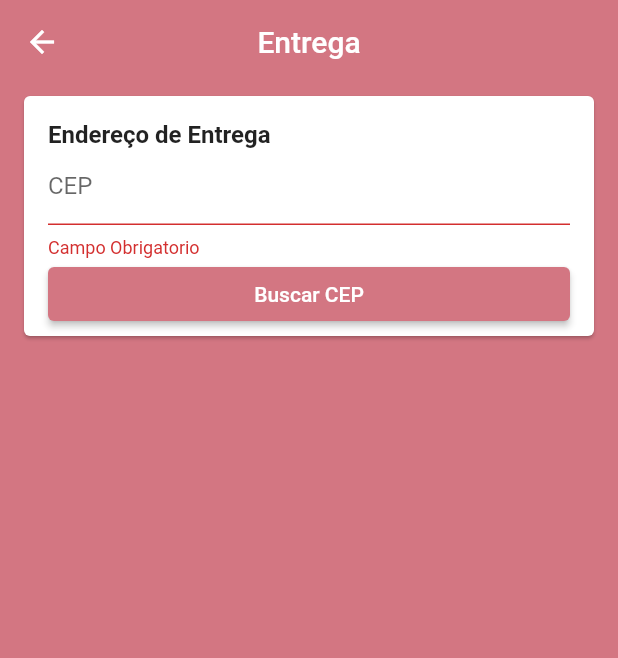
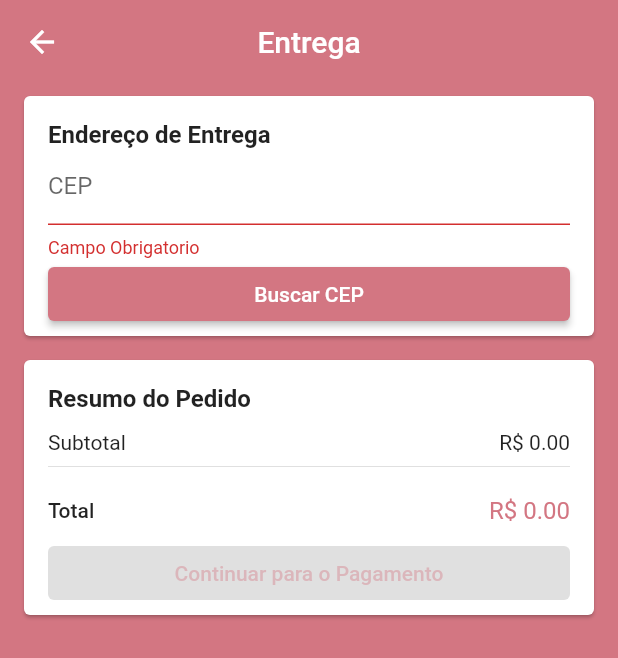
Before and after one commit to GuilhermePereira9/virtual_store, a Flutter app: the AddressScreen screen opened by its route, after a tap on "Buscar CEP", on a phone screen of 412 x 824 dp. Shown: the top 658 px of the screen. Run offline on Flutter 3.47's test engine with Material 2 defaults, Android fonts, the phone set to English and light mode, and no system bars; our stand-ins replace brasil_fields, carousel_pro, cloud_firestore, dio, firebase_auth, firebase_storage and 4 more; missing offline and left inert: alphabet_list_scroll_view; accounts and stored records are empty.

Commit message:
Frete & Pagamento

```diff
--- a/lib/common/custom_icon_button.dart
+++ b/lib/common/custom_icon_button.dart
@@ -1,11 +1,12 @@
 import 'package:flutter/material.dart';
 
 class CustomIconButton extends StatelessWidget {
-  const CustomIconButton({this.iconData, this.color, this.onTap});
+  const CustomIconButton({this.iconData, this.color, this.onTap, this.size});
 
   final IconData iconData;
   final Color color;
   final VoidCallback onTap;
+  final double size;
 
   @override
   Widget build(BuildContext context) {
@@ -20,6 +21,7 @@ class CustomIconButton extends StatelessWidget {
             child: Icon(
               iconData,
               color: onTap != null ? color : Colors.grey[400],
+              size: size ?? 20,
             ),
           ),
         ),
--- a/lib/common/price_card.dart
+++ b/lib/common/price_card.dart
@@ -12,6 +12,8 @@ class PriceCard extends StatelessWidget {
   Widget build(BuildContext context) {
     final cartManager = context.watch<CartManager>();
     final productsPrice = cartManager.productsPrice;
+    final deliveryPrice = cartManager.deliveryPrice;
+    final totalPrice = cartManager.totalPrice;
 
     return Card(
       margin: const EdgeInsets.symmetric(horizontal: 16, vertical: 8),
@@ -39,6 +41,16 @@ class PriceCard extends StatelessWidget {
               ],
             ),
             const Divider(),
+            if (deliveryPrice != null) ...[
+              Row(
+                mainAxisAlignment: MainAxisAlignment.spaceBetween,
+                children: <Widget>[
+                  const Text('Entrega'),
+                  Text('R\$ ${deliveryPrice.toStringAsFixed(2)}')
+                ],
+              ),
+              const Divider(),
+            ],
             const SizedBox(
               height: 12,
             ),
@@ -50,7 +62,7 @@ class PriceCard extends StatelessWidget {
                   style: TextStyle(fontWeight: FontWeight.w500),
                 ),
                 Text(
-                  'R\$ ${productsPrice.toStringAsFixed(2)}',
+                  'R\$ ${totalPrice.toStringAsFixed(2)}',
                   style: TextStyle(
                       fontSize: 16, color: Theme.of(context).primaryColor),
                 )
--- a/lib/models/admin_users_manager.dart
+++ b/lib/models/admin_users_manager.dart
@@ -3,7 +3,7 @@ import 'package:flutter/cupertino.dart';
 import 'package:virtual_store/models/user.dart';
 import 'package:virtual_store/models/user_manager.dart';
 
-class AdminUserManager extends ChangeNotifier {
+class AdminUsersManager extends ChangeNotifier {
   final Firestore firestore = Firestore.instance;
 
   List<User> users = [];
--- a/lib/models/user.dart
+++ b/lib/models/user.dart
@@ -1,4 +1,5 @@
 import 'package:cloud_firestore/cloud_firestore.dart';
+import 'package:virtual_store/models/address.dart';
 
 class User {
   User({this.email, this.password, this.name, this.id});
@@ -7,6 +8,10 @@ class User {
     id = document.documentID;
     name = document.data['name'] as String;
     email = document.data['email'] as String;
+    if (document.data.containsKey('address')) {
+      address =
+          Address.fromMap(document.data['address'] as Map<String, dynamic>);
+    }
   }
 
   String id;
@@ -16,7 +21,9 @@ class User {
 
   String confirmPassword;
 
-  bool admin;
+  bool admin = false;
+
+  Address address;
 
   DocumentReference get firestoreRef =>
       Firestore.instance.document('users/$id');
@@ -31,6 +38,12 @@ class User {
     return {
       'name': name,
       'email': email,
+      if (address != null) 'address': address.toMap(),
     };
   }
+
+  void setAddress(Address address) {
+    this.address = address;
+    saveData();
+  }
 }
--- a/lib/screens/address/address_screen.dart
+++ b/lib/screens/address/address_screen.dart
@@ -1,4 +1,7 @@
 import 'package:flutter/material.dart';
+import 'package:provider/provider.dart';
+import 'package:virtual_store/common/price_card.dart';
+import 'package:virtual_store/models/cart_manager.dart';
 import 'package:virtual_store/screens/address/components/address_card.dart';
 
 class AddressScreen extends StatelessWidget {
@@ -12,6 +15,16 @@ class AddressScreen extends StatelessWidget {
       body: ListView(
         children: <Widget>[
           AddressCard(),
+          Consumer<CartManager>(builder: (_, cartManager, __) {
+            return PriceCard(
+              buttonText: 'Continuar para o Pagamento',
+              onPressed: cartManager.isAddressValid
+                  ? () {
+                      Navigator.of(context).pushNamed('/checkout');
+                    }
+                  : null,
+            );
+          })
         ],
       ),
     );
--- a/lib/screens/address/components/address_card.dart
+++ b/lib/screens/address/components/address_card.dart
@@ -27,8 +27,8 @@ class AddressCard extends StatelessWidget {
                         fontSize: 16,
                       ),
                     ),
-                    CepInputField(),
-                    if (address.zipCode != null) AddressInputField(address),
+                    CepInputField(address),
+                    AddressInputField(address),
                   ],
                 ),
               );
--- a/lib/screens/address/components/address_input_field.dart
+++ b/lib/screens/address/components/address_input_field.dart
@@ -1,6 +1,8 @@
 import 'package:flutter/material.dart';
 import 'package:flutter/services.dart';
 import 'package:virtual_store/models/address.dart';
+import 'package:provider/provider.dart';
+import 'package:virtual_store/models/cart_manager.dart';
 
 class AddressInputField extends StatelessWidget {
   const AddressInputField(this.address);
@@ -9,13 +11,18 @@ class AddressInputField extends StatelessWidget {
 
   @override
   Widget build(BuildContext context) {
+    final cartManager = context.watch<CartManager>();
+    final primaryColor = Theme.of(context).primaryColor;
+
     String emptyValidator(String text) =>
         text.isEmpty ? 'Campo obrigatório' : null;
 
+    if (address.zipCode != null && cartManager.deliveryPrice == null)
       return Column(
         crossAxisAlignment: CrossAxisAlignment.stretch,
         children: <Widget>[
           TextFormField(
+            enabled: !cartManager.loading,
             initialValue: address.street,
             decoration: const InputDecoration(
               isDense: true,
@@ -29,6 +36,7 @@ class AddressInputField extends StatelessWidget {
             children: <Widget>[
               Expanded(
                 child: TextFormField(
+                  enabled: !cartManager.loading,
                   initialValue: address.number,
                   decoration: const InputDecoration(
                     isDense: true,
@@ -48,6 +56,7 @@ class AddressInputField extends StatelessWidget {
               ),
               Expanded(
                 child: TextFormField(
+                  enabled: !cartManager.loading,
                   initialValue: address.complement,
                   decoration: const InputDecoration(
                     isDense: true,
@@ -60,6 +69,7 @@ class AddressInputField extends StatelessWidget {
             ],
           ),
           TextFormField(
+            enabled: !cartManager.loading,
             initialValue: address.district,
             decoration: const InputDecoration(
               isDense: true,
@@ -117,14 +127,42 @@ class AddressInputField extends StatelessWidget {
           const SizedBox(
             height: 8,
           ),
+          if (cartManager.loading)
+            LinearProgressIndicator(
+              valueColor: AlwaysStoppedAnimation(primaryColor),
+              backgroundColor: Colors.transparent,
+            ),
           ElevatedButton(
             style: ElevatedButton.styleFrom(
                 primary: Theme.of(context).primaryColor,
                 onSurface: Theme.of(context).primaryColor.withAlpha(100)),
-          onPressed: () {},
+            onPressed: !cartManager.loading
+                ? () async {
+                    if (Form.of(context).validate()) {
+                      Form.of(context).save();
+                      try {
+                        await context.read<CartManager>().setAddress(address);
+                      } catch (e) {
+                        ScaffoldMessenger.of(context).showSnackBar(SnackBar(
+                          content: Text('$e'),
+                          backgroundColor: Colors.red,
+                        ));
+                      }
+                    }
+                  }
+                : null,
             child: const Text('Calcular Frete'),
           ),
         ],
       );
+    else if (address.zipCode != null)
+      return Padding(
+        padding: const EdgeInsets.only(bottom: 16),
+        child:
+            Text('${address.street}, ${address.number}\n${address.district}\n'
+                '${address.city} - ${address.state}'),
+      );
+    else
+      return Container();
   }
 }
--- a/lib/screens/address/components/cep_input_field.dart
+++ b/lib/screens/address/components/cep_input_field.dart
@@ -2,17 +2,32 @@ import 'package:brasil_fields/brasil_fields.dart';
 import 'package:flutter/material.dart';
 import 'package:flutter/services.dart';
 import 'package:provider/provider.dart';
+import 'package:virtual_store/common/custom_icon_button.dart';
+import 'package:virtual_store/models/address.dart';
 import 'package:virtual_store/models/cart_manager.dart';
 
-class CepInputField extends StatelessWidget {
+class CepInputField extends StatefulWidget {
+  const CepInputField(this.address);
+
+  final Address address;
+
+  @override
+  _CepInputFieldState createState() => _CepInputFieldState();
+}
+
+final TextEditingController cepController = TextEditingController();
+
+class _CepInputFieldState extends State<CepInputField> {
   @override
   Widget build(BuildContext context) {
-    final cepController = TextEditingController();
-
+    final cartManager = context.watch<CartManager>();
+    final primaryColor = Theme.of(context).primaryColor;
+    if (widget.address.zipCode == null)
       return Column(
         crossAxisAlignment: CrossAxisAlignment.stretch,
         children: <Widget>[
           TextFormField(
+            enabled: !cartManager.loading,
             controller: cepController,
             decoration: const InputDecoration(
                 isDense: true, labelText: 'CEP', hintText: '12.123-234'),
@@ -28,12 +43,28 @@ class CepInputField extends StatelessWidget {
               return null;
             },
           ),
+          if (cartManager.loading)
+            LinearProgressIndicator(
+              valueColor: AlwaysStoppedAnimation(primaryColor),
+              backgroundColor: Colors.transparent,
+            ),
           ElevatedButton(
-          onPressed: () {
+            onPressed: !cartManager.loading
+                ? () async {
                     if (Form.of(context).validate()) {
-              context.read<CartManager>().getAddress(cepController.text);
+                      try {
+                        await context
+                            .read<CartManager>()
+                            .getAddress(cepController.text);
+                      } catch (e) {
+                        ScaffoldMessenger.of(context).showSnackBar(SnackBar(
+                          content: Text('$e'),
+                          backgroundColor: Colors.red,
+                        ));
                       }
-          },
+                    }
+                  }
+                : null,
             style: ElevatedButton.styleFrom(
                 primary: Theme.of(context).primaryColor,
                 onSurface: Theme.of(context).primaryColor.withAlpha(100)),
@@ -41,5 +72,30 @@ class CepInputField extends StatelessWidget {
           )
         ],
       );
+    else
+      return Padding(
+        padding: const EdgeInsets.symmetric(vertical: 4),
+        child: Row(
+          children: <Widget>[
+            Expanded(
+              child: Text(
+                'CEP: ${widget.address.zipCode}',
+                style: TextStyle(
+                  color: primaryColor,
+                  fontWeight: FontWeight.w600,
+                ),
+              ),
+            ),
+            CustomIconButton(
+              iconData: Icons.edit,
+              color: primaryColor,
+              size: 20,
+              onTap: () {
+                context.read<CartManager>().removeAddress();
+              },
+            )
+          ],
+        ),
+      );
   }
 }
--- a/lib/screens/admin_users/admin_users_screen.dart
+++ b/lib/screens/admin_users/admin_users_screen.dart
@@ -13,7 +13,7 @@ class AdminUserScreen extends StatelessWidget {
           title: const Text('Usuarios'),
           centerTitle: true,
         ),
-        body: Consumer<AdminUserManager>(
+        body: Consumer<AdminUsersManager>(
           builder: (_, adminUsersManager, __) {
             return AlphabetListScrollView(
               itemBuilder: (_, index) {
--- a/lib/screens/cart/components/cart_tile.dart
+++ b/lib/screens/cart/components/cart_tile.dart
@@ -20,7 +20,7 @@ class CartTile extends StatelessWidget {
               SizedBox(
                 height: 80,
                 width: 80,
-                child: Image.network(cartProduct.product.images.first),
+                child: Image.network(cartProduct.product?.images.first),
               ),
               Expanded(
                   child: Padding(
--- a/pubspec.yaml
+++ b/pubspec.yaml
@@ -42,6 +42,7 @@ dependencies:
   uuid: ^2.0.4
   dio: ^3.0.9
   brasil_fields: ^0.1.0
+  geolocator: ^5.3.1
 
 dev_dependencies:
   flutter_test:
```
Also changed, not shown: lib/common/empty_card.dart (added, +38 -0 lines), lib/common/login_card.dart (added, +47 -0 lines), lib/main.dart (+7 -4 lines), lib/models/cart_manager.dart (+77 -6 lines), lib/models/checkout_manager.dart (added, +80 -0 lines), lib/screens/base/base_screen.dart (+6 -1 lines), lib/screens/cart/cart_screen.dart (+12 -0 lines), lib/screens/checkout/checkout_screen.dart (added, +36 -0 lines), pubspec.lock. Lines whose indentation alone changed are shown as unchanged.
